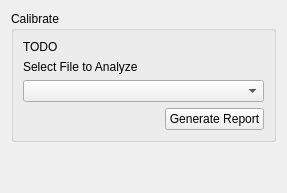
Qt form inlinino/resources/widget_hypernav_calibrate.ui (OceanOptics/Inlinino) before a commit.
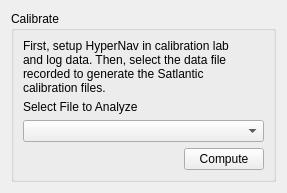
The same form after that commit.

```diff
--- a/inlinino/resources/widget_hypernav_calibrate.ui
+++ b/inlinino/resources/widget_hypernav_calibrate.ui
@@ -66,7 +66,7 @@
         <item>
          <widget class="QPushButton" name="generate_report_button">
           <property name="text">
-           <string>Generate Report</string>
+           <string>Compute</string>
           </property>
          </widget>
         </item>
@@ -75,13 +75,13 @@
       <item row="0" column="0">
        <widget class="QLabel" name="label_2">
         <property name="sizePolicy">
-         <sizepolicy hsizetype="Preferred" vsizetype="Minimum">
+         <sizepolicy hsizetype="MinimumExpanding" vsizetype="MinimumExpanding">
           <horstretch>0</horstretch>
           <verstretch>0</verstretch>
          </sizepolicy>
         </property>
         <property name="text">
-         <string>TODO</string>
+         <string>First, setup HyperNav in calibration lab and log data. Then, select the data file recorded to generate the Satlantic calibration files.</string>
         </property>
         <property name="wordWrap">
          <bool>true</bool>
```
Left out of the diff: 6 changed lines with no effect on the pictures.
